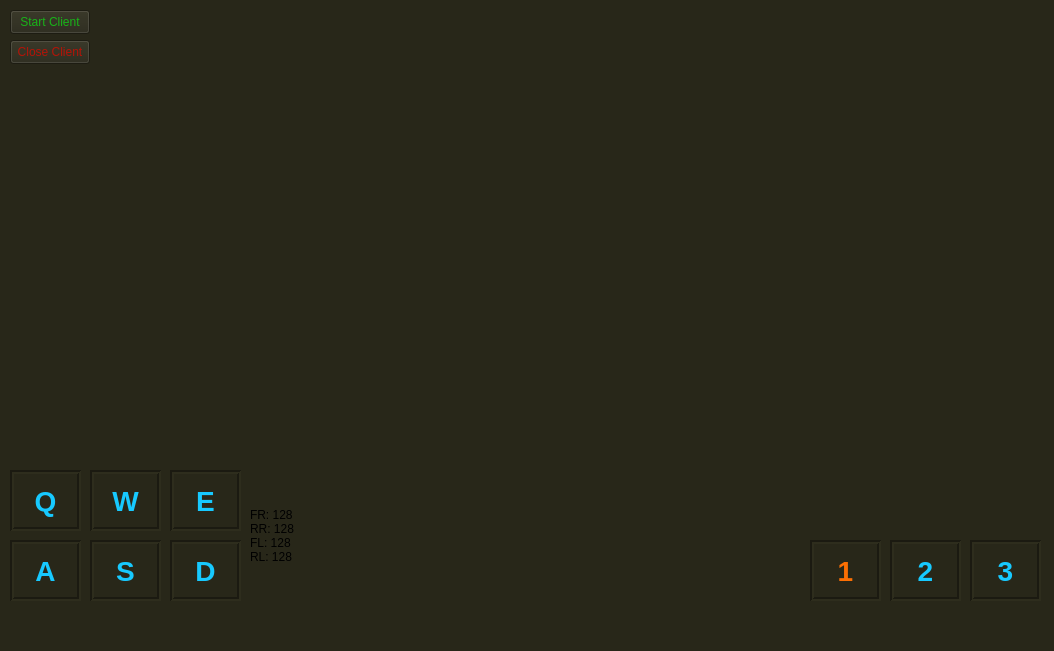
First picture: the form in LaptopControls/controlwindow.ui, repository ELEC-49X-Group-60/LaptopControlSoftware, before the edit.
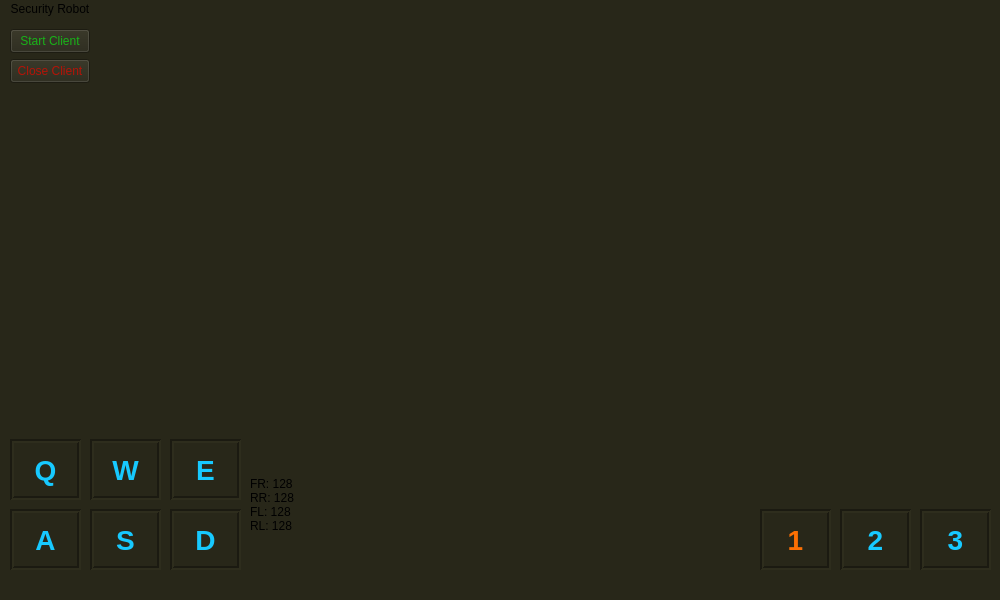
Second picture: the form after the edit.

Commit message: window sizing constraint

What changed in the file:
```diff
--- a/LaptopControls/controlwindow.ui
+++ b/LaptopControls/controlwindow.ui
@@ -6,10 +6,22 @@
    <rect>
     <x>0</x>
     <y>0</y>
-    <width>1054</width>
-    <height>651</height>
+    <width>1000</width>
+    <height>600</height>
    </rect>
   </property>
+  <property name="minimumSize">
+   <size>
+    <width>1000</width>
+    <height>600</height>
+   </size>
+  </property>
+  <property name="maximumSize">
+   <size>
+    <width>1000</width>
+    <height>600</height>
+   </size>
+  </property>
   <property name="windowTitle">
    <string>ControlWindow</string>
   </property>
@@ -21,11 +33,17 @@
     <property name="geometry">
      <rect>
       <x>90</x>
-      <y>470</y>
+      <y>420</y>
       <width>71</width>
       <height>61</height>
      </rect>
     </property>
+    <property name="sizePolicy">
+     <sizepolicy hsizetype="Preferred" vsizetype="Preferred">
+      <horstretch>0</horstretch>
+      <verstretch>0</verstretch>
+     </sizepolicy>
+    </property>
     <property name="font">
      <font>
       <pointsize>21</pointsize>
@@ -56,11 +74,17 @@
     <property name="geometry">
      <rect>
       <x>10</x>
-      <y>540</y>
+      <y>490</y>
       <width>71</width>
       <height>61</height>
      </rect>
     </property>
+    <property name="sizePolicy">
+     <sizepolicy hsizetype="Preferred" vsizetype="Preferred">
+      <horstretch>0</horstretch>
+      <verstretch>0</verstretch>
+     </sizepolicy>
+    </property>
     <property name="font">
      <font>
       <pointsize>21</pointsize>
@@ -91,11 +115,17 @@
     <property name="geometry">
      <rect>
       <x>170</x>
-      <y>540</y>
+      <y>490</y>
       <width>71</width>
       <height>61</height>
      </rect>
     </property>
+    <property name="sizePolicy">
+     <sizepolicy hsizetype="Preferred" vsizetype="Preferred">
+      <horstretch>0</horstretch>
+      <verstretch>0</verstretch>
+     </sizepolicy>
+    </property>
     <property name="font">
      <font>
       <pointsize>21</pointsize>
@@ -126,11 +156,17 @@
     <property name="geometry">
      <rect>
       <x>90</x>
-      <y>540</y>
+      <y>490</y>
       <width>71</width>
       <height>61</height>
      </rect>
     </property>
+    <property name="sizePolicy">
+     <sizepolicy hsizetype="Preferred" vsizetype="Preferred">
+      <horstretch>0</horstretch>
+      <verstretch>0</verstretch>
+     </sizepolicy>
+    </property>
     <property name="font">
      <font>
       <pointsize>21</pointsize>
@@ -192,12 +228,18 @@
    <widget class="QLabel" name="three_key">
     <property name="geometry">
      <rect>
-      <x>970</x>
-      <y>540</y>
+      <x>920</x>
+      <y>490</y>
       <width>71</width>
       <height>61</height>
      </rect>
     </property>
+    <property name="sizePolicy">
+     <sizepolicy hsizetype="Expanding" vsizetype="Expanding">
+      <horstretch>0</horstretch>
+      <verstretch>0</verstretch>
+     </sizepolicy>
+    </property>
     <property name="font">
      <font>
       <pointsize>21</pointsize>
@@ -227,12 +269,18 @@
    <widget class="QLabel" name="two_key">
     <property name="geometry">
      <rect>
-      <x>890</x>
-      <y>540</y>
+      <x>840</x>
+      <y>490</y>
       <width>71</width>
       <height>61</height>
      </rect>
     </property>
+    <property name="sizePolicy">
+     <sizepolicy hsizetype="Expanding" vsizetype="Expanding">
+      <horstretch>0</horstretch>
+      <verstretch>0</verstretch>
+     </sizepolicy>
+    </property>
     <property name="font">
      <font>
       <pointsize>21</pointsize>
@@ -262,12 +310,18 @@
    <widget class="QLabel" name="one_key">
     <property name="geometry">
      <rect>
-      <x>810</x>
-      <y>540</y>
+      <x>760</x>
+      <y>490</y>
       <width>71</width>
       <height>61</height>
      </rect>
     </property>
+    <property name="sizePolicy">
+     <sizepolicy hsizetype="Expanding" vsizetype="Expanding">
+      <horstretch>0</horstretch>
+      <verstretch>0</verstretch>
+     </sizepolicy>
+    </property>
     <property name="font">
      <font>
       <pointsize>21</pointsize>
@@ -298,11 +352,17 @@
     <property name="geometry">
      <rect>
       <x>170</x>
-      <y>470</y>
+      <y>420</y>
       <width>71</width>
       <height>61</height>
      </rect>
     </property>
+    <property name="sizePolicy">
+     <sizepolicy hsizetype="Preferred" vsizetype="Preferred">
+      <horstretch>0</horstretch>
+      <verstretch>0</verstretch>
+     </sizepolicy>
+    </property>
     <property name="font">
      <font>
       <pointsize>21</pointsize>
@@ -333,11 +393,17 @@
     <property name="geometry">
      <rect>
       <x>10</x>
-      <y>470</y>
+      <y>420</y>
       <width>71</width>
       <height>61</height>
      </rect>
     </property>
+    <property name="sizePolicy">
+     <sizepolicy hsizetype="Preferred" vsizetype="Preferred">
+      <horstretch>0</horstretch>
+      <verstretch>0</verstretch>
+     </sizepolicy>
+    </property>
     <property name="font">
      <font>
       <pointsize>21</pointsize>
@@ -368,30 +434,45 @@
     <property name="geometry">
      <rect>
       <x>250</x>
-      <y>470</y>
+      <y>420</y>
       <width>171</width>
       <height>131</height>
      </rect>
     </property>
+    <property name="sizePolicy">
+     <sizepolicy hsizetype="Preferred" vsizetype="Preferred">
+      <horstretch>0</horstretch>
+      <verstretch>0</verstretch>
+     </sizepolicy>
+    </property>
     <property name="text">
      <string>FR: 128
 RR: 128
 FL: 128
 RL: 128</string>
     </property>
+    <property name="alignment">
+     <set>Qt::AlignLeading|Qt::AlignLeft|Qt::AlignVCenter</set>
+    </property>
    </widget>
   </widget>
+  <widget class="QStatusBar" name="statusbar"/>
   <widget class="QMenuBar" name="menubar">
    <property name="geometry">
     <rect>
      <x>0</x>
      <y>0</y>
-     <width>1054</width>
+     <width>1000</width>
      <height>21</height>
     </rect>
    </property>
+   <widget class="QMenu" name="menuSecurity_Robot">
+    <property name="title">
+     <string>Security Robot</string>
+    </property>
+   </widget>
+   <addaction name="menuSecurity_Robot"/>
   </widget>
-  <widget class="QStatusBar" name="statusbar"/>
  </widget>
  <resources/>
  <connections/>
```
The commit also changes 2 other files.
